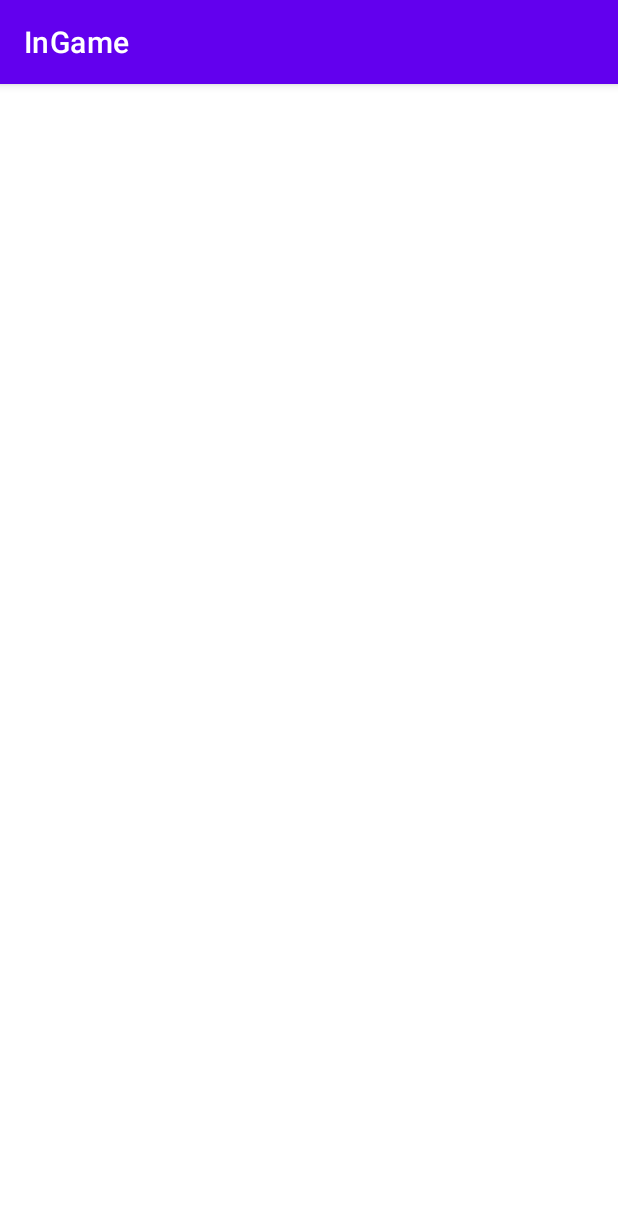
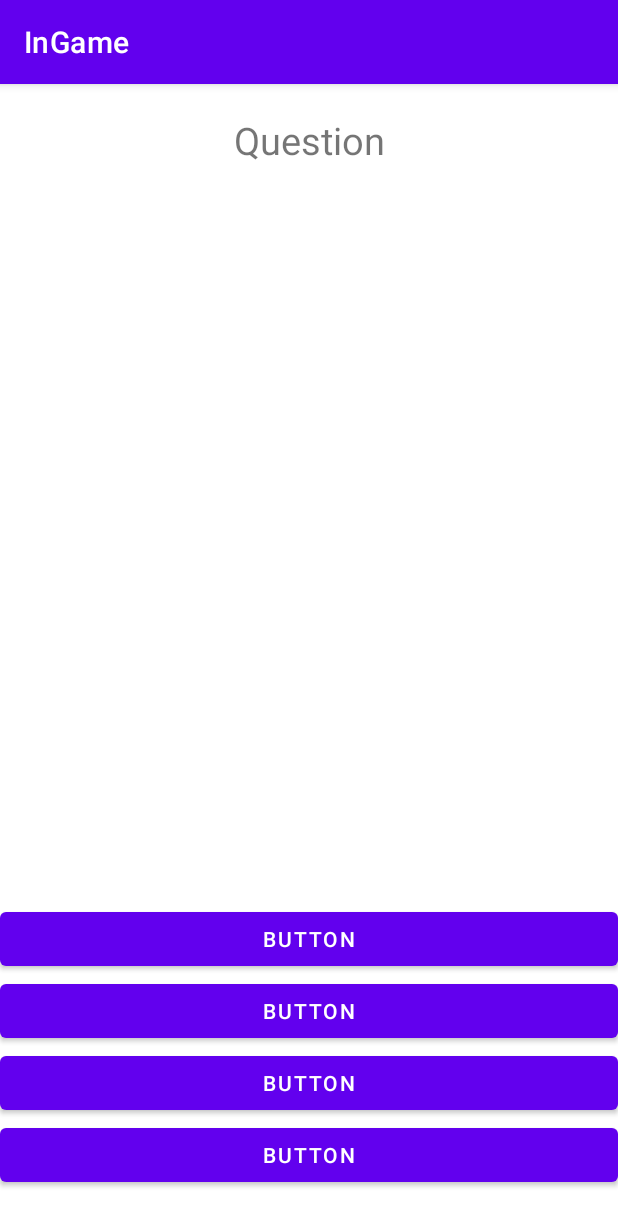
Before and after one commit to andre279m/proj-cm-12, an Android app: the fragment Trivia shown on its own in the app's theme, on a phone screen of 412 x 824 dp. Shown: the top 1226 px of the screen. Run offline under Robolectric (Android 15) with nearby library versions, the phone set to English and light mode, and no system bars.

Commit message:
started trivia fragment

```diff
--- a/app/src/main/res/layout/fragment_trivia.xml
+++ b/app/src/main/res/layout/fragment_trivia.xml
@@ -1,21 +1,53 @@
 <?xml version="1.0" encoding="utf-8"?>
-<androidx.constraintlayout.widget.ConstraintLayout xmlns:android="http://schemas.android.com/apk/res/android"
+<RelativeLayout xmlns:android="http://schemas.android.com/apk/res/android"
     xmlns:app="http://schemas.android.com/apk/res-auto"
     xmlns:tools="http://schemas.android.com/tools"
-    android:id="@+id/frameLayout3"
     android:layout_width="match_parent"
-    android:layout_height="match_parent"
-    tools:context=".Trivia">
+    android:layout_height="match_parent">
 
-    <!-- TODO: Update blank fragment layout -->
+    <Button
+        android:id="@+id/btn_one"
+        android:layout_width="match_parent"
+        android:layout_height="wrap_content"
+        android:text="Button"
+        android:layout_centerHorizontal="true"
+        android:layout_above="@+id/btn_two"/>
+
+    <Button
+        android:id="@+id/btn_two"
+        android:layout_width="match_parent"
+        android:layout_height="wrap_content"
+        android:text="Button"
+        android:layout_centerHorizontal="true"
+        android:layout_above="@+id/btn_three"/>
+
+    <Button
+        android:id="@+id/btn_three"
+        android:layout_width="match_parent"
+        android:layout_height="wrap_content"
+        android:text="Button"
+        android:layout_centerHorizontal="true"
+        android:layout_above="@+id/btn_four"/>
+
+    <Button
+        android:id="@+id/btn_four"
+        android:layout_width="match_parent"
+        android:layout_height="wrap_content"
+        android:text="Button"
+        android:layout_centerHorizontal="true"
+        android:layout_marginBottom="30dp"
+        android:layout_alignParentBottom="true"/>
+
     <TextView
-        android:id="@+id/textView3"
-        android:layout_width="wrap_content"
+        android:id="@+id/tv_question"
+        android:layout_width="match_parent"
         android:layout_height="wrap_content"
-        app:layout_constraintBottom_toBottomOf="parent"
-        app:layout_constraintEnd_toEndOf="parent"
-        app:layout_constraintStart_toStartOf="parent"
-        app:layout_constraintTop_toTopOf="parent"
-        app:layout_constraintVertical_bias="0.15" />
+        android:layout_centerHorizontal="true"
+        android:text="Question"
+        android:textSize="25sp"
+        android:paddingTop="20sp"
+        android:gravity="center_horizontal"
+        android:layout_above="@+id/btn_one"
+        android:layout_alignParentTop="true"/>
 
-</androidx.constraintlayout.widget.ConstraintLayout>
+</RelativeLayout>
```
